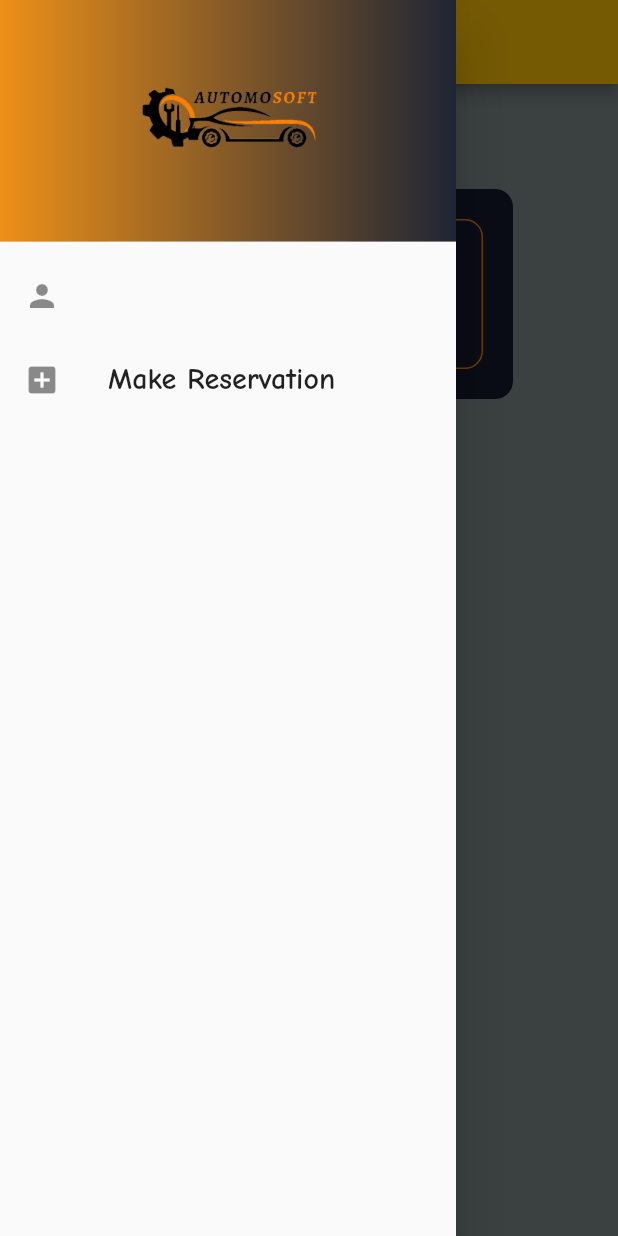
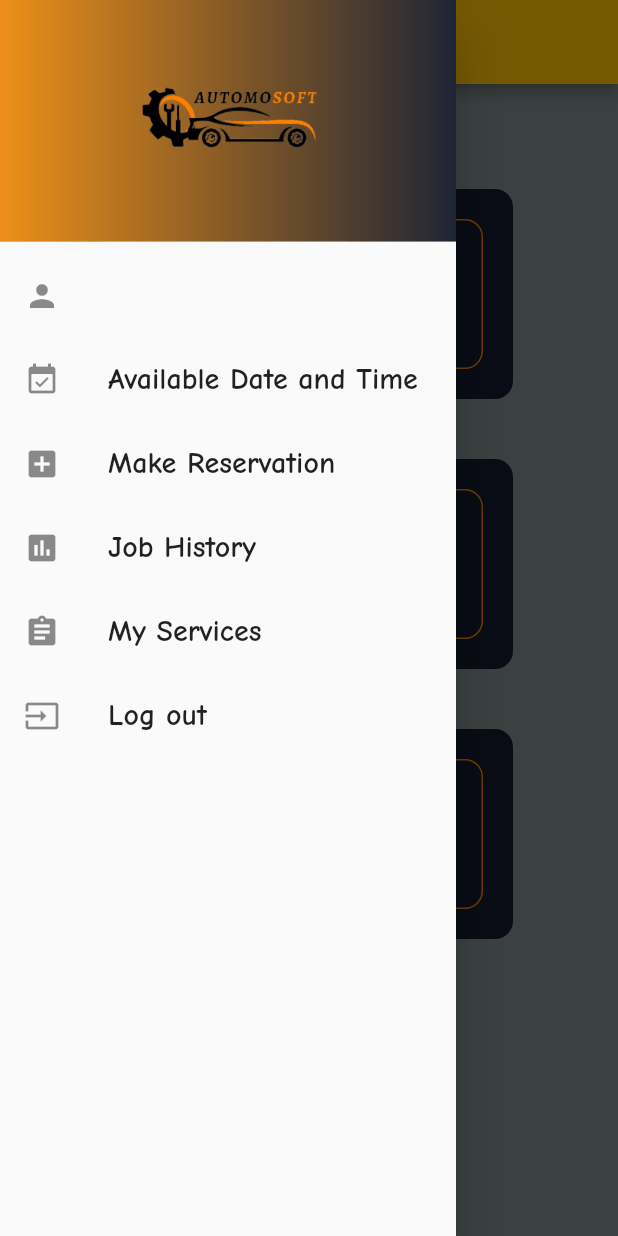
Before and after one commit to AutomoSoft/automosoft_mobile, a Flutter app: the CustomerHome screen opened directly with empty values, with the side drawer open, on a phone screen of 412 x 824 dp. Run offline on Flutter 3.47's test engine with Material 2 defaults, Android fonts, the phone set to English and light mode, and no system bars; our stand-ins replace flutter_speed_dial; missing offline and left inert: flutter_rounded_date_picker, grouped_buttons.

```diff
--- a/lib/app_screen/customer/homePage.dart
+++ b/lib/app_screen/customer/homePage.dart
@@ -1,6 +1,8 @@
 
 import 'package:automosoft_mobile/app_auth/loginPage.dart';
+import 'package:automosoft_mobile/app_screen/customer/jobHistory.dart';
 import 'package:automosoft_mobile/app_screen/customer/makeReservation.dart';
+import 'package:automosoft_mobile/app_screen/customer/myServices.dart';
 import 'package:flutter/material.dart';
 
 class CustomerHome extends StatefulWidget {
@@ -27,10 +29,12 @@ class _CustomerHomeState extends State<CustomerHome> {
     return Scaffold(
            appBar: AppBar(),
       drawer: Drawer(
+
         child:ListView(
           padding: EdgeInsets.zero,
           children: <Widget>[
              DrawerHeader(
+
                child:Text(""),
                decoration:BoxDecoration(
                  gradient: LinearGradient(
@@ -52,6 +56,14 @@ class _CustomerHomeState extends State<CustomerHome> {
                        },
 
                       ),
+                       ListTile(
+                      leading: Icon(Icons.event_available),
+                      title:Text("Available Date and Time",style:TextStyle(fontSize: 20,fontWeight: FontWeight.bold)),
+                       onTap:(){
+
+                       },
+
+                      ),
                       ListTile(
                       leading: Icon(Icons.add_box),
                       title:Text("Make Reservation",style:TextStyle(fontSize: 20,fontWeight: FontWeight.bold)),
@@ -60,26 +72,30 @@ class _CustomerHomeState extends State<CustomerHome> {
                        },
 
                       ),
-                      // ListTile(
-                      // leading: Icon(Icons.assessment),
-                      // title:Text("Job History",style:TextStyle(fontSize: 20,fontWeight: FontWeight.bold)),
-                      //  onTap:(){},
+                      ListTile(
+                      leading: Icon(Icons.assessment),
+                      title:Text("Job History",style:TextStyle(fontSize: 20,fontWeight: FontWeight.bold)),
+                       onTap:(){
+                         _jobHistory();
+                       },
 
-                      // ),
-                      // ListTile(
-                      // leading: Icon(Icons.assignment),
-                      // title:Text("My Services",style:TextStyle(fontSize: 20,fontWeight: FontWeight.bold)),
-                      //  onTap:(){},
+                      ),
+                      ListTile(
+                      leading: Icon(Icons.assignment),
+                      title:Text("My Services",style:TextStyle(fontSize: 20,fontWeight: FontWeight.bold)),
+                       onTap:(){
+                         _myServices();
+                       },
 
-                      // ),
-                      // ListTile(
-                      //         leading: Icon(Icons.input),
-                      //        title:Text("Log out",style:TextStyle(fontSize: 20,fontWeight: FontWeight.bold)),
-                      //        onTap: (){
-                      //            _logout();
+                      ),
+                      ListTile(
+                              leading: Icon(Icons.input),
+                             title:Text("Log out",style:TextStyle(fontSize: 20,fontWeight: FontWeight.bold)),
+                             onTap: (){
+                                 _logout();
 
-                      //        },
-                      // )
+                             },
+                      )
           ],
         ),
       ),
@@ -120,68 +136,68 @@ class _CustomerHomeState extends State<CustomerHome> {
 
         )
            ),
-        //     Card(
-        //        shadowColor:Color.fromRGBO(192, 192, 192, 0.5),
-        //       margin: EdgeInsets.all(20),
-        //       shape:RoundedRectangleBorder(
-        //          borderRadius:BorderRadius.circular(12)
-        //       ),
-        //     color: Color.fromRGBO(7, 14, 32, 0.9),
-        // child:InkWell(
-        //      splashColor: Colors.amber.withAlpha(50),
-        // onTap: () {
-        //     print('Card tapped.');
-        // },
-        // child: Container(
-        //      margin: EdgeInsets.all(20),
-        //      decoration: BoxDecoration(
-        //       border: Border.all(
-        //         color:Color.fromRGBO(235, 132, 0, 1)
-        //       ),
-        //       borderRadius: BorderRadius.circular(12)
-        //      ),
-        //     width: 300,
-        //     height: 100,
-        //     child: ListTile(
+            Card(
+               shadowColor:Color.fromRGBO(192, 192, 192, 0.5),
+              margin: EdgeInsets.all(20),
+              shape:RoundedRectangleBorder(
+                 borderRadius:BorderRadius.circular(12)
+              ),
+            color: Color.fromRGBO(7, 14, 32, 0.9),
+        child:InkWell(
+             splashColor: Colors.amber.withAlpha(50),
+        onTap: () {
+           _jobHistory();
+        },
+        child: Container(
+             margin: EdgeInsets.all(20),
+             decoration: BoxDecoration(
+              border: Border.all(
+                color:Color.fromRGBO(235, 132, 0, 1)
+              ),
+              borderRadius: BorderRadius.circular(12)
+             ),
+            width: 300,
+            height: 100,
+            child: ListTile(
 
-        //        leading:Icon(Icons.assessment,color:Color.fromRGBO(235, 132, 0, 1),size:30),
-        //        subtitle: Text("Job History",style:TextStyle(color:Color.fromRGBO(235, 132, 0, 1),fontSize:20)),
-        //     ),
-        // ),
+               leading:Icon(Icons.assessment,color:Color.fromRGBO(235, 132, 0, 1),size:30),
+               subtitle: Text("Job History",style:TextStyle(color:Color.fromRGBO(235, 132, 0, 1),fontSize:20)),
+            ),
+        ),
 
-        // )
-        //    ),
-        //     Card(
-        //        shadowColor:Color.fromRGBO(192, 192, 192, 0.5),
-        //       margin: EdgeInsets.all(20),
-        //       shape:RoundedRectangleBorder(
-        //          borderRadius:BorderRadius.circular(12)
-        //       ),
-        //     color: Color.fromRGBO(7, 14, 32, 0.9),
-        // child:InkWell(
-        //      splashColor: Colors.amber.withAlpha(50),
-        // onTap: () {
-        //     print('Card tapped.');
-        // },
-        // child: Container(
-        //      margin: EdgeInsets.all(20),
-        //      decoration: BoxDecoration(
-        //       border: Border.all(
-        //         color:Color.fromRGBO(235, 132, 0, 1)
-        //       ),
-        //       borderRadius: BorderRadius.circular(12)
-        //      ),
-        //     width: 300,
-        //     height: 100,
-        //     child: ListTile(
+        )
+           ),
+            Card(
+               shadowColor:Color.fromRGBO(192, 192, 192, 0.5),
+              margin: EdgeInsets.all(20),
+              shape:RoundedRectangleBorder(
+                 borderRadius:BorderRadius.circular(12)
+              ),
+            color: Color.fromRGBO(7, 14, 32, 0.9),
+        child:InkWell(
+             splashColor: Colors.amber.withAlpha(50),
+        onTap: () {
+          _myServices();
+        },
+        child: Container(
+             margin: EdgeInsets.all(20),
+             decoration: BoxDecoration(
+              border: Border.all(
+                color:Color.fromRGBO(235, 132, 0, 1)
+              ),
+              borderRadius: BorderRadius.circular(12)
+             ),
+            width: 300,
+            height: 100,
+            child: ListTile(
 
-        //        leading:Icon(Icons.assignment,color:Color.fromRGBO(235, 132, 0, 1),size:30),
-        //        subtitle: Text("My Services",style:TextStyle(color:Color.fromRGBO(235, 132, 0, 1),fontSize:20)),
-        //     ),
-        // ),
+               leading:Icon(Icons.assignment,color:Color.fromRGBO(235, 132, 0, 1),size:30),
+               subtitle: Text("My Services",style:TextStyle(color:Color.fromRGBO(235, 132, 0, 1),fontSize:20)),
+            ),
+        ),
 
-        // )
-        //    ),
+        )
+           ),
            ],
 
          )
@@ -193,6 +209,12 @@ class _CustomerHomeState extends State<CustomerHome> {
             await Navigator.pushAndRemoveUntil(context, MaterialPageRoute(builder: (context)=>LoginPage()), (r)=>false);
  }
  makeResrvation () async{
-    await Navigator.push(context,MaterialPageRoute(builder: (context)=> MakeReservation() ),);
+    await Navigator.push(context,MaterialPageRoute(builder: (context)=> MakeReservation(userId:userid) ),);
  }
+  _jobHistory()async{
+    await Navigator.push(context, MaterialPageRoute(builder: (context)=>JobHistory(userId:userid,)));
+  }
+  _myServices()async{
+    await Navigator.push(context, MaterialPageRoute(builder: (context)=>MyServices(userId: userid,)));
+  }
 }
```
Also changed, not shown: lib/app_screen/customer/jobHistory.dart (added, +24 -0 lines), lib/app_screen/customer/makeReservation.dart (+8 -3 lines), lib/app_screen/customer/myServices.dart (added, +25 -0 lines).
